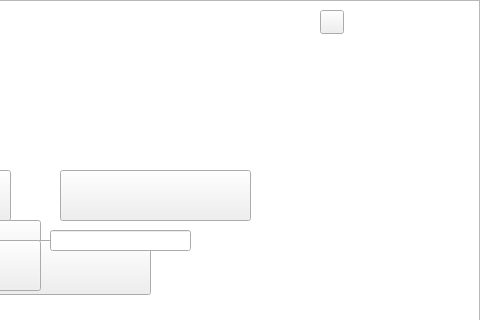
Above: ProyectoFinal/mainwindow.ui from mary-doria/ProyectoFinalJuego before the change; both pictures show x 480 to 960 and y 0 to 320 of the 960 by 519 pixel window. Below: the same form after it.
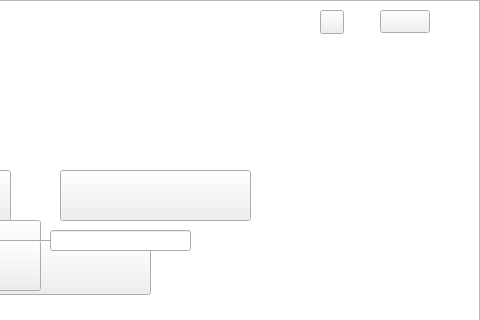
That is the form after the change. Icons and pictures are not drawn.

Patch:
```diff
--- a/ProyectoFinal/mainwindow.ui
+++ b/ProyectoFinal/mainwindow.ui
@@ -186,8 +186,8 @@
     </property>
     <property name="geometry">
      <rect>
-      <x>0</x>
-      <y>0</y>
+      <x>-10</x>
+      <y>-10</y>
       <width>960</width>
       <height>516</height>
      </rect>
@@ -357,6 +357,28 @@
      <string/>
     </property>
    </widget>
+   <widget class="QPushButton" name="salir">
+    <property name="geometry">
+     <rect>
+      <x>860</x>
+      <y>10</y>
+      <width>50</width>
+      <height>23</height>
+     </rect>
+    </property>
+    <property name="maximumSize">
+     <size>
+      <width>50</width>
+      <height>16777215</height>
+     </size>
+    </property>
+    <property name="styleSheet">
+     <string notr="true">background-image: url(:/Imagenes/salir.png);</string>
+    </property>
+    <property name="text">
+     <string/>
+    </property>
+   </widget>
    <zorder>graphicsView</zorder>
    <zorder>label_2</zorder>
    <zorder>label_3</zorder>
@@ -373,6 +395,7 @@
    <zorder>lineEdit</zorder>
    <zorder>eliminarPartida</zorder>
    <zorder>radioButton</zorder>
+   <zorder>salir</zorder>
   </widget>
   <widget class="QMenuBar" name="menubar">
    <property name="geometry">
```
